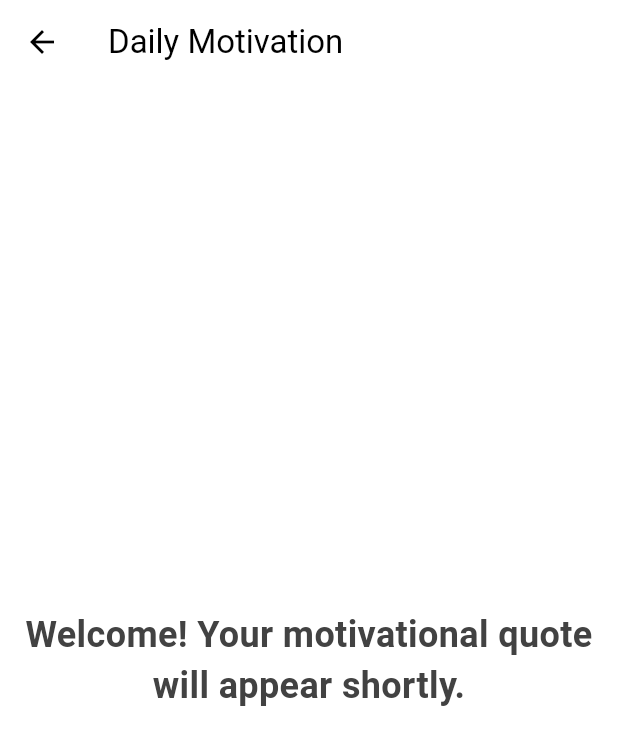
After one commit to VibrainiumMan/All_In_One, a Flutter app: the DailyMotivationPage screen opened directly, on a phone screen of 412 x 824 dp. The commit adds this screen. Shown: the top 745 px of the screen. Run offline on Flutter 3.47's test engine with Material 3 defaults, Android fonts, the phone set to English and light mode, and no system bars; our stand-ins replace cloud_firestore, file_picker, firebase_auth, firebase_core, firebase_storage, flutter_dotenv and 2 more; missing offline and left inert: flutter_sound; accounts and stored records are empty; network calls fail.

Commit message:
Added daily motivation

```diff
--- a/lib/pages/main_page.dart
+++ b/lib/pages/main_page.dart
@@ -1,3 +1,4 @@
+import 'package:all_in_one/pages/main_pages/daily_motivation_page.dart';
 import 'package:all_in_one/pages/main_pages/home_page.dart';
 import 'package:all_in_one/pages/main_pages/messages_page.dart';
 import 'package:all_in_one/pages/main_pages/posting_page.dart';
@@ -20,6 +21,7 @@ class _MainPageState extends State<MainPage> {
     const HomePage(),
     const TaskPage(),
     const ProfilePage(),
+    const DailyMotivationPage(),
   ];
 
   @override
@@ -60,6 +62,10 @@ class _MainPageState extends State<MainPage> {
             icon: Icon(Icons.person),
             label: '',
           ),
+          BottomNavigationBarItem( // Add the new item for Daily Motivation
+            icon: Icon(Icons.format_quote),
+            label: '',
+          ),
         ],
       ),
     );
--- /dev/null
+++ b/lib/pages/main_pages/daily_motivation_page.dart
@@ -0,0 +1,98 @@
+import 'package:flutter/material.dart';
+import 'package:http/http.dart' as http;
+import 'dart:convert';
+import 'package:firebase_auth/firebase_auth.dart';
+
+class DailyMotivationPage extends StatefulWidget {
+  const DailyMotivationPage({super.key});
+
+  @override
+  State<DailyMotivationPage> createState() => _DailyMotivationPageState();
+}
+
+class _DailyMotivationPageState extends State<DailyMotivationPage> {
+  String dailyMotivation = 'Fetching your motivational quote...';
+  final String apiUrl = "https://zenquotes.io/api/quotes/your_key"; // Replace with your actual API key
+
+  @override
+  void initState() {
+    super.initState();
+    _checkUserAuthentication();
+  }
+
+  // Check if the user is logged in
+  Future<void> _checkUserAuthentication() async {
+    User? user = FirebaseAuth.instance.currentUser;
+    if (user != null) {
+      _fetchDailyMotivation();  // Fetch the quote if the user is logged in
+    } else {
+      setState(() {
+        dailyMotivation = 'Please log in to view your daily motivation.';
+      });
+    }
+  }
+
+  Future<void> _fetchDailyMotivation() async {
+    try {
+      final response = await http.get(Uri.parse(apiUrl));
+
+      if (response.statusCode == 200) {
+        var data = jsonDecode(response.body);
+
+        setState(() {
+          dailyMotivation = data[0]['q']; // Assuming the quote is in the 'q' field
+        });
+
+        // Show the motivational quote in a dialog when the app starts
+        _showMotivationDialog();
+      } else {
+        setState(() {
+          dailyMotivation = 'Failed to load motivation. Please try again later.';
+        });
+      }
+    } catch (e) {
+      setState(() {
+        dailyMotivation = 'Error fetching motivation. Please check your connection.';
+      });
+    }
+  }
+
+  void _showMotivationDialog() {
+    showDialog(
+      context: context,
+      builder: (BuildContext context) {
+        return AlertDialog(
+          title: Text('Daily Motivation'),
+          content: Text(dailyMotivation),
+          actions: <Widget>[
+            TextButton(
+              child: Text('OK'),
+              onPressed: () {
+                Navigator.of(context).pop();
+              },
+            ),
+          ],
+        );
+      },
+    );
+  }
+
+  @override
+  Widget build(BuildContext context) {
+    return Scaffold(
+      appBar: AppBar(
+        title: Text('Daily Motivation'),
+      ),
+      body: Center(
+        child: Padding(
+          padding: const EdgeInsets.all(16.0),
+          child: Text(
+            'Welcome! Your motivational quote will appear shortly.',
+            style: TextStyle(fontSize: 24, fontWeight: FontWeight.bold),
+            textAlign: TextAlign.center,
+          ),
+        ),
+      ),
+    );
+  }
+}
--- a/pubspec.yaml
+++ b/pubspec.yaml
@@ -31,6 +31,8 @@ dependencies:
   flutter:
     sdk: flutter
 
+  http: ^0.13.5
+
 
   # The following adds the Cupertino Icons font to your application.
   # Use with the CupertinoIcons class for iOS style icons.
@@ -51,6 +53,7 @@ dependencies:
 dev_dependencies:
   flutter_test:
     sdk: flutter
+
 
   # The "flutter_lints" package below contains a set of recommended lints to
   # encourage good coding practices. The lint set provided by the package is
```
Also changed, not shown: pubspec.lock, 6 other files.
